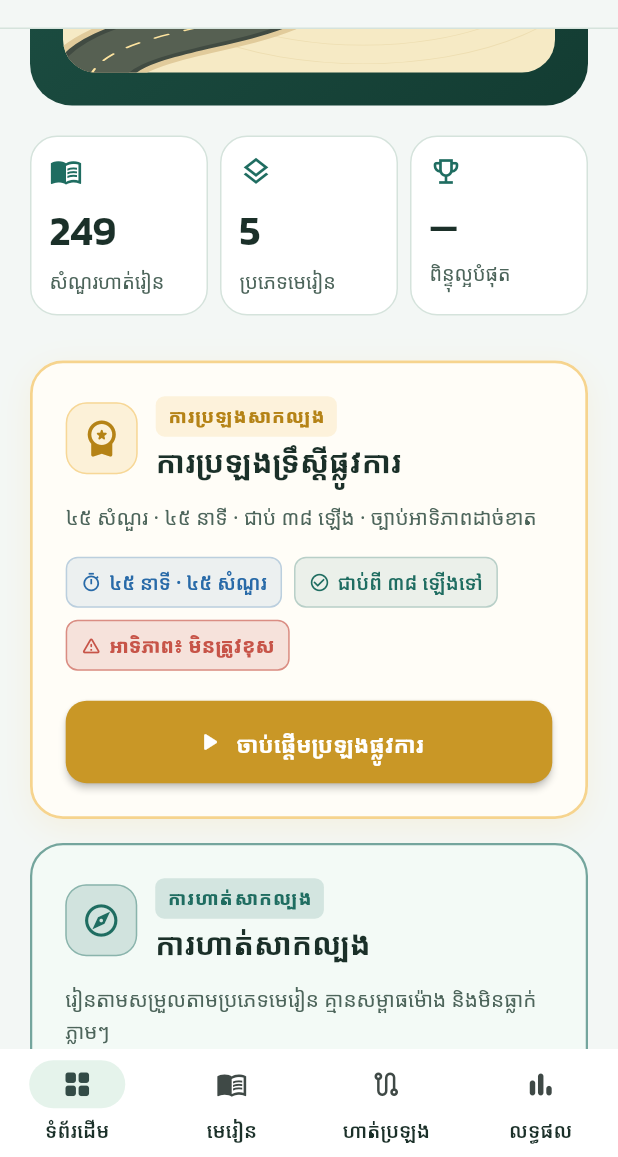
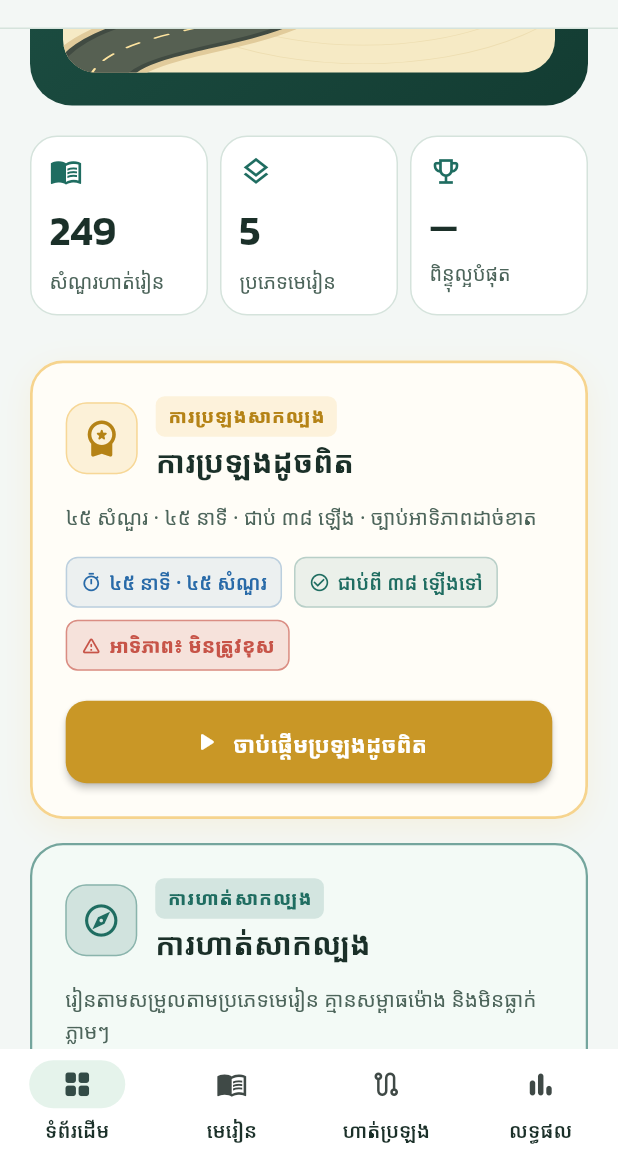
Before and after one commit to danishsary8/driving-rules, a Flutter app: the screen it shows after launch, scrolled down 576 dp, on a phone screen of 412 x 824 dp, the part 79-1236 px from its top. Run offline on Flutter 3.47's test engine with Material 3 defaults, Android fonts, the phone set to English and light mode, and no system bars; our stand-ins replace flutter_animate, get, get_storage, shimmer; missing offline and left inert: dart:html.

Commit message:
fix(i18n): drop 'official' from Khmer exam labels
'Real Exam' was translated as the 'official exam' (ផ្លូវការ) in four
places. Now 'exam like the real one' (ប្រឡងដូចពិត), matching the English
and the practice-only positioning.

Co-Authored-By: Claude Opus 5.5 <noreply@anthropic.com>
Claude-Session: https://claude.ai/code/session_017gfMh7nQRQCz5eQTnyah2S

```diff
--- a/lib/app/translations/km_kh.dart
+++ b/lib/app/translations/km_kh.dart
@@ -191,7 +191,7 @@ const Map<String, String> kmKH = {
   'language_toggle_tooltip': 'ប្ដូរភាសា',
 
   // Exam modes: Practice vs Real Exam
-  'real_exam': 'ការប្រឡងទ្រឹស្ដីផ្លូវការ',
+  'real_exam': 'ការប្រឡងដូចពិត',
   'real_exam_desc':
       '៤៥ សំណួរ · ៤៥ នាទី · ជាប់ ៣៨ ឡើង · ច្បាប់អាទិភាពដាច់ខាត',
   'practice_mode': 'ការហាត់សាកល្បង',
@@ -199,9 +199,9 @@ const Map<String, String> kmKH = {
       'រៀនតាមសម្រួលតាមប្រភេទមេរៀន គ្មានសម្ពាធម៉ោង និងមិនធ្លាក់ភ្លាមៗ',
   'official_simulation': 'ការប្រឡងសាកល្បង',
   'free_practice': 'ការហាត់សាកល្បង',
-  'start_real_exam': 'ចាប់ផ្ដើមប្រឡងផ្លូវការ',
+  'start_real_exam': 'ចាប់ផ្ដើមប្រឡងដូចពិត',
   'start_practice': 'ចាប់ផ្ដើមហាត់រៀន',
-  'journey_exam': 'ប្រឡងផ្លូវការ',
+  'journey_exam': 'ប្រឡងដូចពិត',
   'journey_exam_hint': 'ជាប់ ៣៨+ និងអាទិភាព ១០០%។',
 
   // Exam Rules Modal & Reminders
@@ -399,7 +399,7 @@ const Map<String, String> kmKH = {
   'progress_items': '@n ធាតុ',
   'flash_tap_flip': 'ចុចបង្វិល',
   'flash_what_mean': 'តើស្លាកសញ្ញានេះមានអត្ថន័យដូចម្តេច?',
-  'flash_meaning': 'អត្ថន័យផ្លូវការ',
+  'flash_meaning': 'អត្ថន័យ',
   'flash_correct_answer': 'ចម្លើយត្រឹមត្រូវ',
   'flash_tip': 'គន្លឹះ៖ ចងចាំរូបរាង និងពណ៌នៃសញ្ញា (ក្រហម=ហាមឃាត់/គ្រោះថ្នាក់, ខៀវ=បញ្ជា/ផ្តល់ដំណឹង, លឿង=ប្រុងប្រយ័ត្ន)។',
   'home_answered_count': '@n ឆ្លើយរួច',
```
